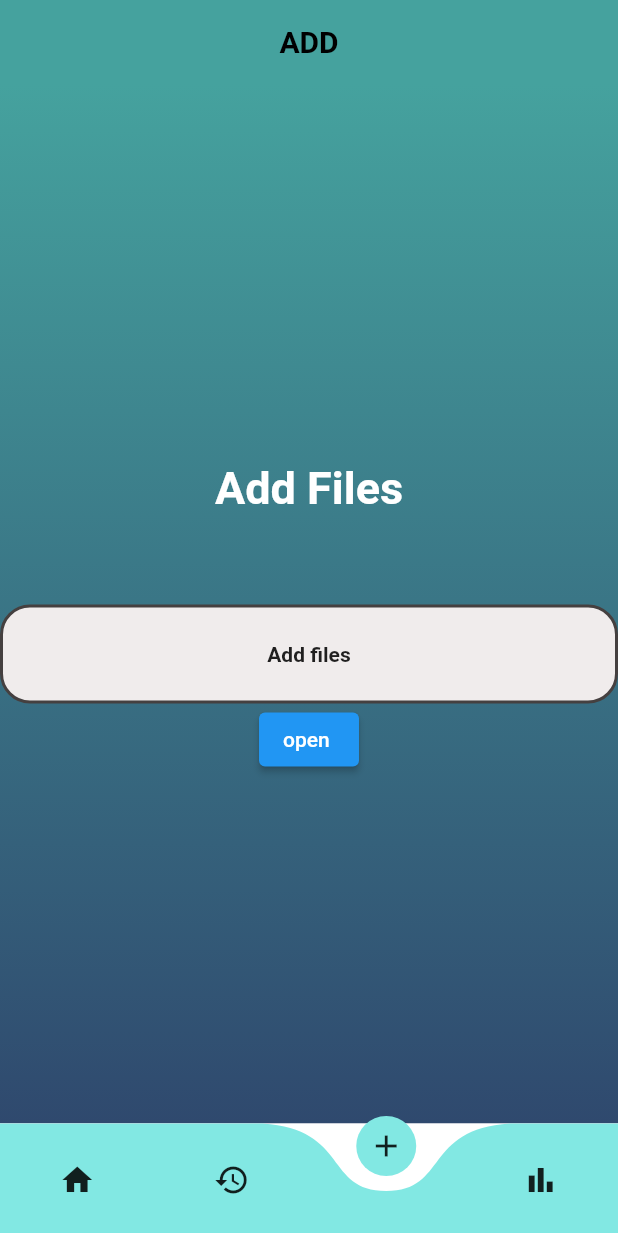
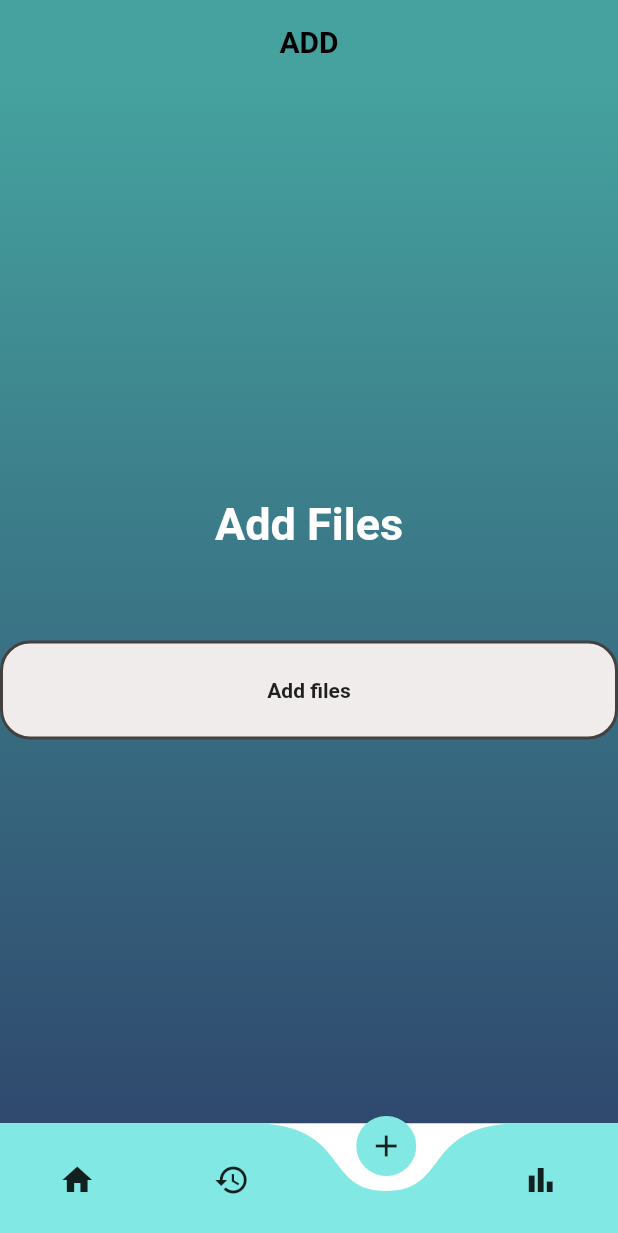
Before and after one commit to adilrusfeed/File-Manager, a Flutter app: the screen it shows after launch, item 3 of the bottom bar chosen, on a phone screen of 412 x 824 dp. Shown: the top 1233 px of the screen. Run offline on Flutter 3.47's test engine with Material 2 defaults, Android fonts, the phone set to English and light mode, and no system bars; drawn by our look-alikes of curved_navigation_bar; our stand-ins replace file_picker, hive_flutter, open_file; accounts and stored records are empty.

Commit message:
add commit

```diff
--- a/lib/catogory_screen/image_screen.dart
+++ b/lib/catogory_screen/image_screen.dart
@@ -1,4 +1,4 @@
-// ignore_for_file: use_key_in_widget_constructors
+// ignore_for_file: use_key_in_widget_constructors, prefer_const_constructors
 
 import 'package:flutter/material.dart';
 
--- a/lib/catogory_screen/video_screen.dart
+++ b/lib/catogory_screen/video_screen.dart
@@ -1,3 +1,5 @@
+// ignore_for_file: prefer_const_constructors
+
 import 'package:flutter/material.dart';
 
 class VideoScreen extends StatelessWidget {
--- a/lib/main.dart
+++ b/lib/main.dart
@@ -1,3 +1,5 @@
+// ignore_for_file: prefer_const_constructors
+
 import 'package:file_manager/bottombar.dart';
 //import 'package:file_manager/db/function.dart';
 import 'package:file_manager/model/data_model.dart';
--- a/lib/screens/add_screen.dart
+++ b/lib/screens/add_screen.dart
@@ -2,7 +2,7 @@
 
 import 'package:flutter/material.dart';
 import 'package:file_picker/file_picker.dart';
-import 'package:url_launcher/url_launcher.dart';
+//import 'package:url_launcher/url_launcher.dart';
 import 'package:flutter/services.dart';
 import 'package:open_file/open_file.dart';
 
@@ -57,7 +57,11 @@ class _AddScreenState extends State<AddScreen> {
             ),
             SizedBox(height: 20),
             if (selectedFile != null) // Display the selected file
-              Container(
+              GestureDetector(
+                onTap: () {
+                  openFile(selectedFile!);
+                },
+                child: Container(
                   padding: EdgeInsets.all(16),
                   decoration: BoxDecoration(
                     color: Colors.white,
@@ -80,6 +84,7 @@ class _AddScreenState extends State<AddScreen> {
                         ),
                       ),
                     ],
+                  ),
                 ),
               ),
             SizedBox(height: 20),
@@ -105,16 +110,6 @@ class _AddScreenState extends State<AddScreen> {
                   ),
                 ),
               ),
-            ),
-            if (selectedFile != null) // Display the open button
-              SizedBox(height: 20),
-            ElevatedButton(
-              onPressed: () {
-                if (selectedFile != null) {
-                  openFile(selectedFile!);
-                }
-              },
-              child: Text("open "),
             ),
           ],
         ),
--- a/lib/screens/home_screen.dart
+++ b/lib/screens/home_screen.dart
@@ -1,4 +1,4 @@
-// ignore_for_file: prefer_const_constructors, prefer_const_literals_to_create_immutables
+// ignore_for_file: prefer_const_constructors, prefer_const_literals_to_create_immutables, use_key_in_widget_constructors
 
 import 'package:file_manager/catogory_screen/audio_screen.dart';
 import 'package:file_manager/catogory_screen/document.dart';
--- a/lib/screens/recent_screen.dart
+++ b/lib/screens/recent_screen.dart
@@ -1,4 +1,4 @@
-// ignore_for_file: prefer_const_constructors, prefer_const_literals_to_create_immutables, library_private_types_in_public_api
+// ignore_for_file: prefer_const_constructors, prefer_const_literals_to_create_immutables, library_private_types_in_public_api, prefer_const_constructors_in_immutables
 
 import 'package:flutter/material.dart';
 
```
Also changed, not shown: pubspec.lock. Lines whose indentation alone changed are shown as unchanged.
